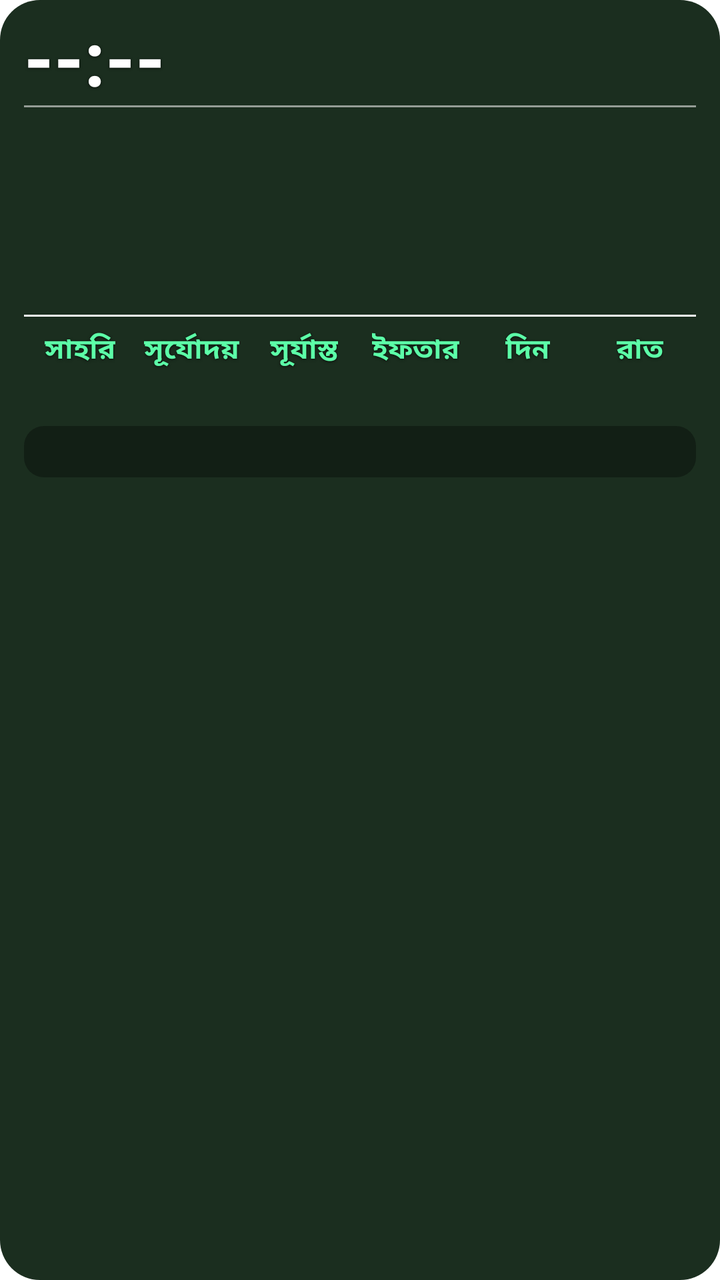
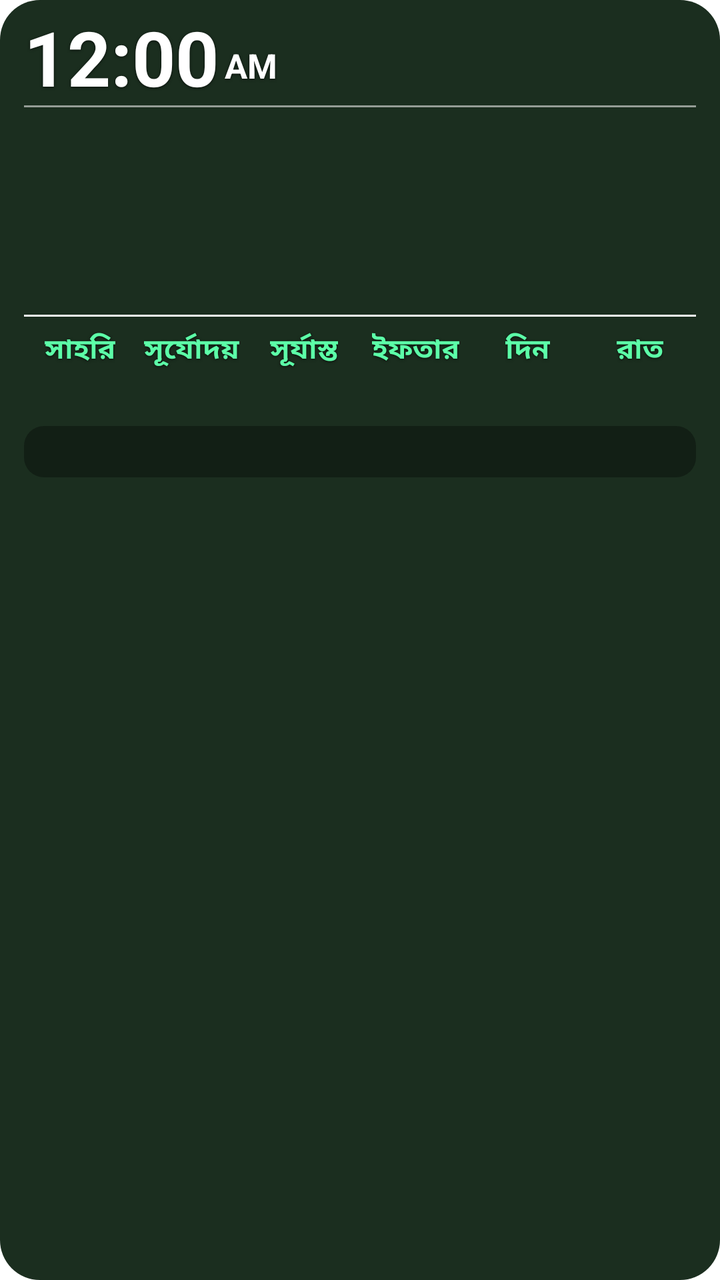

Screens rendered from an Android XML layout before and after an edit, with the pre-edit source and the edit as a unified diff.
<!-- AndroidManifest.xml: fallback theme Theme.MaterialComponents.DayNight.NoActionBar -->
<!-- res/layout/prayer_widget_layout.xml -->
<?xml version="1.0" encoding="utf-8"?>
<FrameLayout xmlns:android="http://schemas.android.com/apk/res/android"
    android:id="@+id/widget_root"
    android:layout_width="match_parent"
    android:layout_height="match_parent">

<ImageView
    android:id="@+id/widget_bg"
    android:layout_width="match_parent"
    android:layout_height="match_parent"
    android:scaleType="fitXY"
    android:contentDescription="@null"
    android:src="@drawable/widget_bg_shape" />


<ImageView
    android:id="@+id/widget_bg_forbidden"
    android:layout_width="match_parent"
    android:layout_height="match_parent"
    android:scaleType="fitXY"
    android:contentDescription="@null"
    android:visibility="gone"
    android:src="@drawable/widget_bg_forbidden_shape" />

<LinearLayout
    android:id="@+id/widget_content"
    android:layout_width="match_parent"
    android:layout_height="match_parent"
    android:orientation="vertical"
    android:paddingStart="12dp"
    android:paddingEnd="12dp"
    android:paddingTop="8dp"
    android:paddingBottom="10dp">

    
    <LinearLayout
        android:layout_width="match_parent"
        android:layout_height="wrap_content"
        android:orientation="horizontal"
        android:gravity="top">

        <TextView
            android:id="@+id/widget_time"
            android:layout_width="0dp"
            android:layout_height="wrap_content"
            android:layout_weight="1"
            android:text="--:--"
            android:textColor="#FFFFFF"
            android:shadowColor="#B3000000"
            android:shadowDx="0"
            android:shadowDy="1"
            android:shadowRadius="3"
            android:textSize="38sp"
            android:textStyle="bold"
            android:includeFontPadding="false"
            android:gravity="start|center_vertical" />

        <LinearLayout
            android:layout_width="wrap_content"
            android:layout_height="wrap_content"
            android:orientation="vertical"
            android:gravity="end">

            <TextView
                android:id="@+id/widget_location"
                android:layout_width="wrap_content"
                android:layout_height="wrap_content"
                android:text=""
                android:textColor="#A5F3FF"
                android:shadowColor="#B3000000"
                android:shadowDx="0"
                android:shadowDy="1"
                android:shadowRadius="3"
                android:textSize="14sp"
                android:textStyle="bold"
                android:gravity="end"
                android:singleLine="true"
                android:ellipsize="end"
                android:maxWidth="180dp" />

            <TextView
                android:id="@+id/widget_weather"
                android:layout_width="wrap_content"
                android:layout_height="wrap_content"
                android:layout_marginTop="2dp"
                android:text=""
                android:textColor="#E1EEF4"
                android:shadowColor="#B3000000"
                android:shadowDx="0"
                android:shadowDy="1"
                android:shadowRadius="3"
                android:textSize="13sp"
                android:textStyle="bold"
                android:gravity="end"
                android:singleLine="true"
                android:ellipsize="end"
                android:maxWidth="180dp" />

        </LinearLayout>

    </LinearLayout>

    
    <TextView
        android:layout_width="match_parent"
        android:layout_height="1dp"
        android:layout_marginTop="0dp"
        android:layout_marginBottom="2dp"
        android:background="#88FFFFFF"
        android:text="" />

    
    <LinearLayout
        android:layout_width="match_parent"
        android:layout_height="wrap_content"
        android:orientation="horizontal">

        
        <LinearLayout
            android:layout_width="0dp"
            android:layout_height="wrap_content"
            android:layout_weight="0.65"
            android:orientation="vertical">

            <TextView
                android:id="@+id/widget_waqt_name"
                android:layout_width="wrap_content"
                android:layout_height="wrap_content"
                android:text=""
                android:textColor="#5CFFA8"
                android:shadowColor="#B3000000"
                android:shadowDx="0"
                android:shadowDy="1"
                android:shadowRadius="3"
                android:textSize="20sp"
                android:textStyle="bold" />

            <TextView
                android:id="@+id/widget_waqt_range"
                android:layout_width="wrap_content"
                android:layout_height="wrap_content"
                android:layout_marginTop="-2dp"
                android:text=""
                android:textColor="#FFFFFF"
                android:shadowColor="#B3000000"
                android:shadowDx="0"
                android:shadowDy="1"
                android:shadowRadius="3"
                android:textSize="18sp"
                android:textStyle="bold" />

            <TextView
                android:id="@+id/widget_waqt_remaining_label"
                android:layout_width="wrap_content"
                android:layout_height="wrap_content"
                android:layout_marginTop="0dp"
                android:text=""
                android:textColor="#E8B4F5"
                android:shadowColor="#B3000000"
                android:shadowDx="0"
                android:shadowDy="1"
                android:shadowRadius="3"
                android:textSize="16sp"
                android:textStyle="bold" />

            <TextView
                android:id="@+id/widget_waqt_remaining_value"
                android:layout_width="wrap_content"
                android:layout_height="wrap_content"
                android:layout_marginTop="0dp"
                android:text=""
                android:textColor="#FFFFFF"
                android:shadowColor="#B3000000"
                android:shadowDx="0"
                android:shadowDy="1"
                android:shadowRadius="3"
                android:textSize="18sp"
                android:textStyle="bold" />

        </LinearLayout>

        
        <LinearLayout
            android:layout_width="0dp"
            android:layout_height="wrap_content"
            android:layout_weight="1.35"
            android:orientation="vertical">

            <TextView
                android:id="@+id/widget_day"
                android:layout_width="match_parent"
                android:layout_height="wrap_content"
                android:text=""
                android:textColor="#5CFFA8"
                android:shadowColor="#B3000000"
                android:shadowDx="0"
                android:shadowDy="1"
                android:shadowRadius="3"
                android:textSize="20sp"
                android:textStyle="bold"
                android:singleLine="true"
                android:ellipsize="end"
                android:gravity="end" />

            <TextView
                android:id="@+id/widget_gregorian"
                android:layout_width="match_parent"
                android:layout_height="wrap_content"
                android:layout_marginTop="0dp"
                android:text=""
                android:textColor="#FFFFFF"
                android:shadowColor="#B3000000"
                android:shadowDx="0"
                android:shadowDy="1"
                android:shadowRadius="3"
                android:textSize="16sp"
                android:textStyle="bold"
                android:gravity="end" />

            <TextView
                android:id="@+id/widget_hijri"
                android:layout_width="match_parent"
                android:layout_height="wrap_content"
                android:layout_marginTop="0dp"
                android:text=""
                android:textColor="#E8B4F5"
                android:shadowColor="#B3000000"
                android:shadowDx="0"
                android:shadowDy="1"
                android:shadowRadius="3"
                android:textSize="16sp"
                android:textStyle="bold"
                android:gravity="end"
                android:singleLine="true"
                android:ellipsize="end" />

            <TextView
                android:id="@+id/widget_bangla_date"
                android:layout_width="match_parent"
                android:layout_height="wrap_content"
                android:layout_marginTop="0dp"
                android:text=""
                android:textColor="#A5F3FF"
                android:shadowColor="#B3000000"
                android:shadowDx="0"
                android:shadowDy="1"
                android:shadowRadius="3"
                android:textSize="16sp"
                android:textStyle="bold"
                android:gravity="end" />

        </LinearLayout>
    </LinearLayout>

    
    <TextView
        android:id="@+id/widget_divider_bottom"
        android:layout_width="match_parent"
        android:layout_height="1dp"
        android:layout_marginTop="6dp"
        android:background="#FFFFFFFF"
        android:text="" />

    
    <LinearLayout
        android:layout_width="match_parent"
        android:layout_height="wrap_content"
        android:layout_marginTop="6dp"
        android:orientation="horizontal">

        <LinearLayout
            android:layout_width="0dp"
            android:layout_height="wrap_content"
            android:layout_weight="1"
            android:orientation="vertical"
            android:gravity="center">

            <TextView
                android:id="@+id/widget_sehri_label"
                android:layout_width="wrap_content"
                android:layout_height="wrap_content"
                android:text="সাহরি"
                android:textColor="#5CFFA8"
                android:shadowColor="#B3000000"
                android:shadowDx="0"
                android:shadowDy="1"
                android:shadowRadius="3"
                android:textSize="14sp"
                android:textStyle="bold" />

            <TextView
                android:id="@+id/widget_sehri"
                android:layout_width="wrap_content"
                android:layout_height="wrap_content"
                android:text=""
                android:textColor="#5CFFA8"
                android:shadowColor="#B3000000"
                android:shadowDx="0"
                android:shadowDy="1"
                android:shadowRadius="3"
                android:textSize="16sp"
                android:textStyle="bold" />

        </LinearLayout>

        <LinearLayout
            android:layout_width="0dp"
            android:layout_height="wrap_content"
            android:layout_weight="1"
            android:orientation="vertical"
            android:gravity="center">

            <TextView
                android:id="@+id/widget_sunrise_label"
                android:layout_width="wrap_content"
                android:layout_height="wrap_content"
                android:text="সূর্যোদয়"
                android:textColor="#5CFFA8"
                android:shadowColor="#B3000000"
                android:shadowDx="0"
                android:shadowDy="1"
                android:shadowRadius="3"
                android:textSize="14sp"
                android:textStyle="bold" />

            <TextView
                android:id="@+id/widget_sunrise"
                android:layout_width="wrap_content"
                android:layout_height="wrap_content"
                android:text=""
                android:textColor="#5CFFA8"
                android:shadowColor="#B3000000"
                android:shadowDx="0"
                android:shadowDy="1"
                android:shadowRadius="3"
                android:textSize="16sp"
                android:textStyle="bold" />

        </LinearLayout>

        <LinearLayout
            android:layout_width="0dp"
            android:layout_height="wrap_content"
            android:layout_weight="1"
            android:orientation="vertical"
            android:gravity="center">

            <TextView
                android:id="@+id/widget_sunset_label"
                android:layout_width="wrap_content"
                android:layout_height="wrap_content"
                android:text="সূর্যাস্ত"
                android:textColor="#5CFFA8"
                android:shadowColor="#B3000000"
                android:shadowDx="0"
                android:shadowDy="1"
                android:shadowRadius="3"
                android:textSize="14sp"
                android:textStyle="bold" />

            <TextView
                android:id="@+id/widget_sunset"
                android:layout_width="wrap_content"
                android:layout_height="wrap_content"
                android:text=""
                android:textColor="#5CFFA8"
                android:shadowColor="#B3000000"
                android:shadowDx="0"
                android:shadowDy="1"
                android:shadowRadius="3"
                android:textSize="16sp"
                android:textStyle="bold" />

        </LinearLayout>

        <LinearLayout
            android:layout_width="0dp"
            android:layout_height="wrap_content"
            android:layout_weight="1"
            android:orientation="vertical"
            android:gravity="center">

            <TextView
                android:id="@+id/widget_iftar_label"
                android:layout_width="wrap_content"
                android:layout_height="wrap_content"
                android:text="ইফতার"
                android:textColor="#5CFFA8"
                android:shadowColor="#B3000000"
                android:shadowDx="0"
                android:shadowDy="1"
                android:shadowRadius="3"
                android:textSize="14sp"
                android:textStyle="bold" />

            <TextView
                android:id="@+id/widget_iftar"
                android:layout_width="wrap_content"
                android:layout_height="wrap_content"
                android:text=""
                android:textColor="#5CFFA8"
                android:shadowColor="#B3000000"
                android:shadowDx="0"
                android:shadowDy="1"
                android:shadowRadius="3"
                android:textSize="16sp"
                android:textStyle="bold" />

        </LinearLayout>

        
        <LinearLayout
            android:layout_width="0dp"
            android:layout_height="wrap_content"
            android:layout_weight="1"
            android:orientation="vertical"
            android:gravity="center">

            <TextView
                android:id="@+id/widget_day_label"
                android:layout_width="wrap_content"
                android:layout_height="wrap_content"
                android:text="দিন"
                android:textColor="#5CFFA8"
                android:shadowColor="#B3000000"
                android:shadowDx="0"
                android:shadowDy="1"
                android:shadowRadius="3"
                android:textSize="14sp"
                android:textStyle="bold" />

            <TextView
                android:id="@+id/widget_day_duration"
                android:layout_width="wrap_content"
                android:layout_height="wrap_content"
                android:text=""
                android:textColor="#5CFFA8"
                android:shadowColor="#B3000000"
                android:shadowDx="0"
                android:shadowDy="1"
                android:shadowRadius="3"
                android:textSize="16sp"
                android:textStyle="bold" />

        </LinearLayout>

        <LinearLayout
            android:layout_width="0dp"
            android:layout_height="wrap_content"
            android:layout_weight="1"
            android:orientation="vertical"
            android:gravity="center">

            <TextView
                android:id="@+id/widget_night_label"
                android:layout_width="wrap_content"
                android:layout_height="wrap_content"
                android:text="রাত"
                android:textColor="#5CFFA8"
                android:shadowColor="#B3000000"
                android:shadowDx="0"
                android:shadowDy="1"
                android:shadowRadius="3"
                android:textSize="14sp"
                android:textStyle="bold" />

            <TextView
                android:id="@+id/widget_night_duration"
                android:layout_width="wrap_content"
                android:layout_height="wrap_content"
                android:text=""
                android:textColor="#5CFFA8"
                android:shadowColor="#B3000000"
                android:shadowDx="0"
                android:shadowDy="1"
                android:shadowRadius="3"
                android:textSize="16sp"
                android:textStyle="bold" />

        </LinearLayout>

    </LinearLayout>

    
    <TextView
        android:id="@+id/widget_alert"
        android:layout_width="match_parent"
        android:layout_height="wrap_content"
        android:layout_marginTop="6dp"
        android:paddingTop="4dp"
        android:paddingBottom="4dp"
        android:paddingStart="4dp"
        android:paddingEnd="4dp"
        android:background="@drawable/widget_alert_bg"
        android:text=""
        android:textColor="#FFE680"
        android:shadowColor="#B3000000"
        android:shadowDx="0"
        android:shadowDy="1"
        android:shadowRadius="3"
        android:textSize="13sp"
        android:textStyle="bold"
        android:gravity="start"
        android:maxLines="10"
        android:ellipsize="end" />

</LinearLayout>

</FrameLayout>
<!-- resources referenced by this layout -->
<resources>
  <!-- drawable widget_alert_bg (drawable) -->
  <?xml version="1.0" encoding="utf-8"?>
  <shape xmlns:android="http://schemas.android.com/apk/res/android"
      android:shape="rectangle">
      <solid android:color="#55000000" />
      <corners android:radius="10dp" />
  </shape>
  <!-- drawable widget_bg_forbidden_shape (drawable) -->
  <?xml version="1.0" encoding="utf-8"?>
  <shape xmlns:android="http://schemas.android.com/apk/res/android"
      android:shape="rectangle">
      <gradient
          android:type="linear"
          android:angle="270"
          android:startColor="#FFE53623"
          android:centerColor="#FFB02D1D"
          android:endColor="#FF7E1A11" />
      <corners android:radius="20dp" />
  </shape>
  <!-- drawable widget_bg_shape (drawable) -->
  <?xml version="1.0" encoding="utf-8"?>
  <shape xmlns:android="http://schemas.android.com/apk/res/android"
      android:shape="rectangle">
      <solid android:color="#FF1B2E1F" />
      <corners android:radius="20dp" />
  </shape>
</resources>

<!-- the commit's change to res/layout/prayer_widget_layout.xml (unified diff, before → after) -->
@@ -39,21 +39,46 @@
         android:orientation="horizontal"
         android:gravity="top">
 
-        <TextView
-            android:id="@+id/widget_time"
-            android:layout_width="0dp"
-            android:layout_height="wrap_content"
-            android:layout_weight="1"
-            android:text="--:--"
-            android:textColor="#FFFFFF"
-            android:shadowColor="#B3000000"
-            android:shadowDx="0"
-            android:shadowDy="1"
-            android:shadowRadius="3"
-            android:textSize="38sp"
-            android:textStyle="bold"
-            android:includeFontPadding="false"
-            android:gravity="start|center_vertical" />
+        
+        <LinearLayout
+            android:layout_width="0dp"
+            android:layout_height="wrap_content"
+            android:layout_weight="1"
+            android:orientation="horizontal"
+            android:gravity="start|bottom">
+
+            <TextClock
+                android:id="@+id/widget_time"
+                android:layout_width="wrap_content"
+                android:layout_height="wrap_content"
+                android:format12Hour="h:mm"
+                android:format24Hour="HH:mm"
+                android:textColor="#FFFFFF"
+                android:shadowColor="#B3000000"
+                android:shadowDx="0"
+                android:shadowDy="1"
+                android:shadowRadius="3"
+                android:textSize="38sp"
+                android:textStyle="bold"
+                android:includeFontPadding="false" />
+
+            <TextClock
+                android:id="@+id/widget_ampm"
+                android:layout_width="wrap_content"
+                android:layout_height="wrap_content"
+                android:layout_marginStart="3dp"
+                android:layout_marginBottom="4dp"
+                android:format12Hour="a"
+                android:format24Hour="a"
+                android:textColor="#FFFFFF"
+                android:shadowColor="#B3000000"
+                android:shadowDx="0"
+                android:shadowDy="1"
+                android:shadowRadius="3"
+                android:textSize="17sp"
+                android:textStyle="bold"
+                android:includeFontPadding="false" />
+        </LinearLayout>
 
         <LinearLayout
             android:layout_width="wrap_content"
